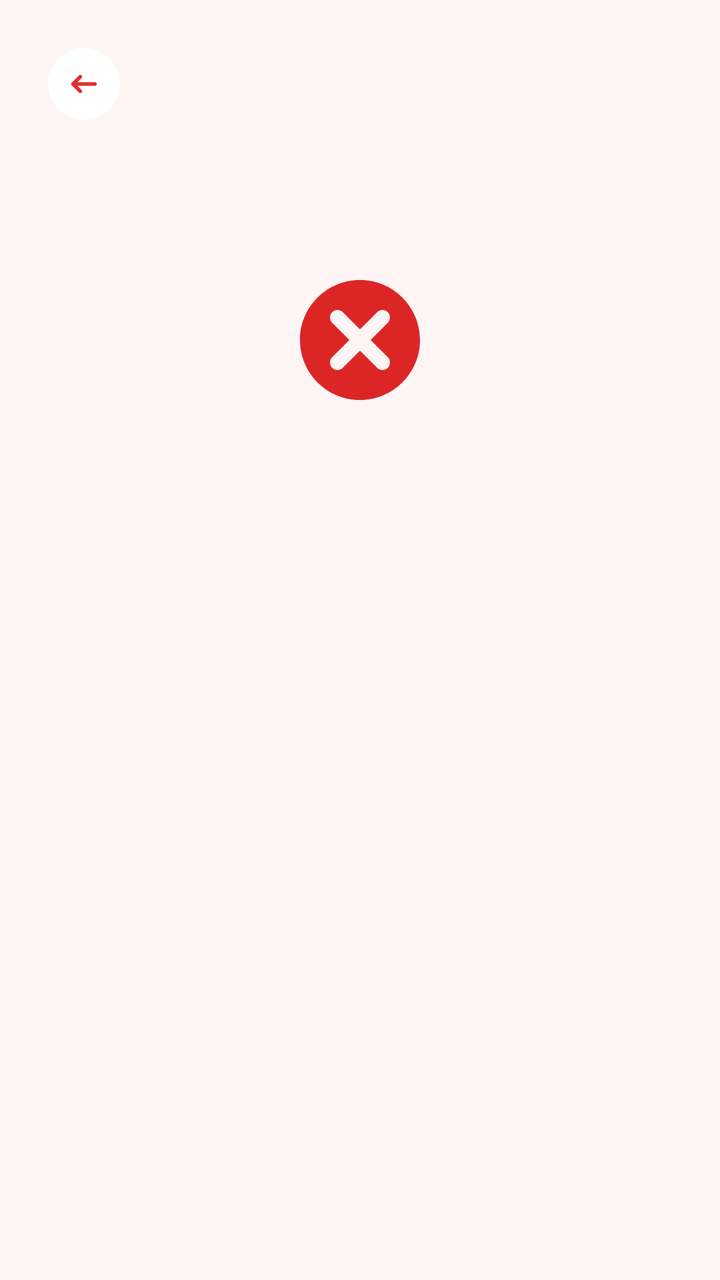
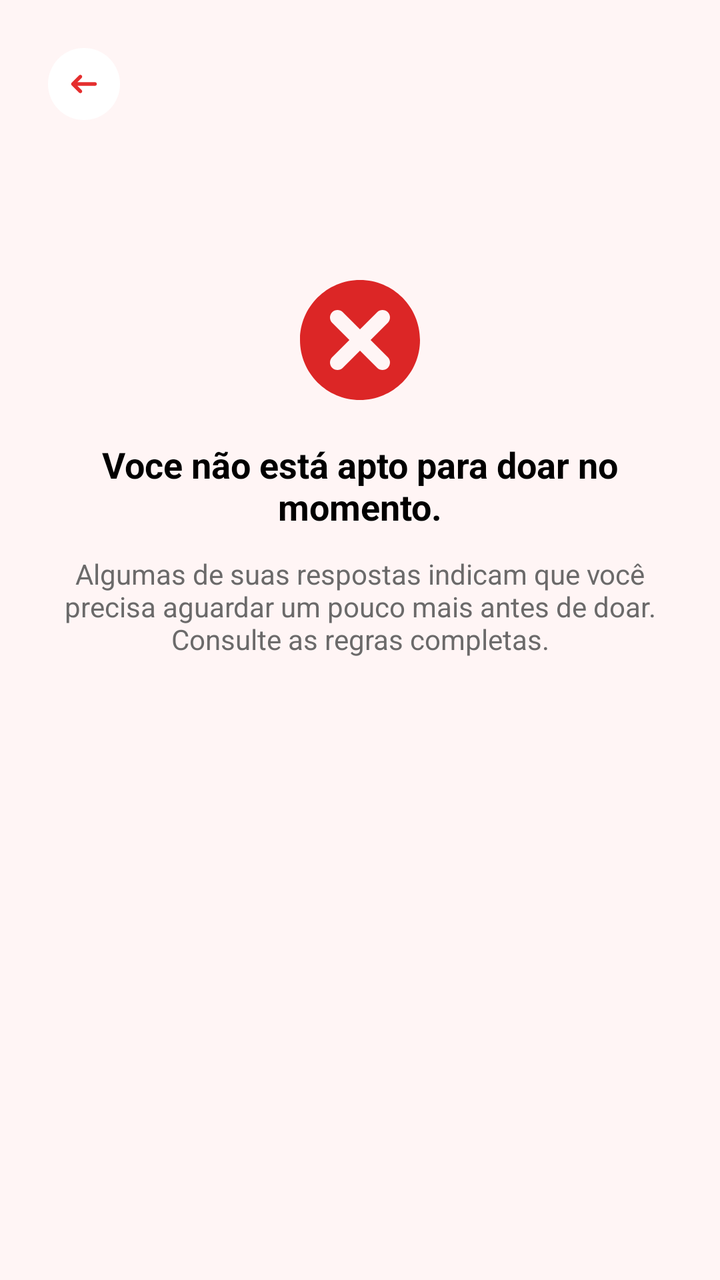

An Android layout rendered at two revisions. The XML below is the earlier revision; the diff shows what the commit changed to produce the second picture.
<!-- AndroidManifest.xml: application theme Theme.Hemo_Conecta -->
<!-- res/layout/fragment_nao_apto.xml -->
<?xml version="1.0" encoding="utf-8"?>
<androidx.constraintlayout.widget.ConstraintLayout
    xmlns:android="http://schemas.android.com/apk/res/android"
    xmlns:app="http://schemas.android.com/apk/res-auto"
    android:layout_width="match_parent"
    android:layout_height="match_parent"
    android:background="@color/background">

    <ScrollView
        android:layout_width="0dp"
        android:layout_height="match_parent"
        android:fillViewport="true"
        app:layout_constraintBottom_toTopOf="parent"
        app:layout_constraintEnd_toEndOf="parent"
        app:layout_constraintHorizontal_bias="0.0"
        app:layout_constraintStart_toStartOf="parent"
        app:layout_constraintTop_toTopOf="parent"
        app:layout_constraintVertical_bias="0.0">

        <LinearLayout

            android:padding="24dp"
            android:layout_width="match_parent"
            android:layout_height="wrap_content"
            android:orientation="vertical">

            
            <LinearLayout
                android:layout_width="match_parent"
                android:layout_height="wrap_content"
                android:gravity="center_vertical"
                android:orientation="horizontal">

                <FrameLayout
                    android:layout_width="36dp"
                    android:layout_height="36dp"
                    android:background="@drawable/bg_icon"
                    android:backgroundTint="@color/white">

                    <ImageView
                        android:layout_width="22dp"
                        android:layout_height="22dp"
                        android:layout_gravity="center"
                        android:contentDescription="Voltar"
                        android:src="@drawable/ic_back" />
                </FrameLayout>

                </LinearLayout>

            <ImageButton
                android:id="@+id/btnFalse"
                android:layout_width="100dp"
                android:layout_height="100dp"
                android:background="?attr/selectableItemBackgroundBorderless"
                android:contentDescription="Voltar"
                android:src="@drawable/false_icon"
                android:layout_marginTop="60dp"
                android:layout_gravity="center"/>

            <TextView
                android:layout_width="match_parent"
                android:layout_height="match_parent"
                android:text=""
                />

        </LinearLayout>
    </ScrollView>
</androidx.constraintlayout.widget.ConstraintLayout>
<!-- resources referenced by this layout -->
<resources>
  <color name="background">#FFF5F5</color>
  <color name="white">#FFFFFF</color>
  <!-- drawable bg_icon (drawable) -->
  <?xml version="1.0" encoding="utf-8"?>
  <shape xmlns:android="http://schemas.android.com/apk/res/android"
      android:shape="oval">
  </shape>
  <!-- drawable false_icon (drawable) -->
  <vector xmlns:android="http://schemas.android.com/apk/res/android" android:height="60dp" android:viewportHeight="16" android:viewportWidth="16" android:width="60dp">
        
      <path android:fillColor="#DC2626" android:fillType="evenOdd" android:pathData="M8,16C12.418,16 16,12.418 16,8C16,3.582 12.418,0 8,0C3.582,0 0,3.582 0,8C0,12.418 3.582,16 8,16ZM4.293,4.293C4.683,3.902 5.317,3.902 5.707,4.293L8,6.586L10.293,4.293C10.683,3.902 11.317,3.902 11.707,4.293C12.098,4.683 12.098,5.317 11.707,5.707L9.414,8L11.707,10.293C12.098,10.683 12.098,11.317 11.707,11.707C11.317,12.098 10.683,12.098 10.293,11.707L8,9.414L5.707,11.707C5.317,12.098 4.683,12.098 4.293,11.707C3.902,11.317 3.902,10.683 4.293,10.293L6.586,8L4.293,5.707C3.902,5.317 3.902,4.683 4.293,4.293Z"/>
      
  </vector>
  <!-- drawable ic_back (drawable) -->
  <vector xmlns:android="http://schemas.android.com/apk/res/android" android:height="30dp" android:viewportHeight="512" android:viewportWidth="512" android:width="30dp">
        
      <path android:fillColor="#FFFFFF" android:pathData="M0,0v512h512V0H0zM469.33,469.33H42.67V42.67h426.67V469.33z"/>
        
      <path android:fillColor="#E52E2E" android:pathData="M110.93,243.24c-0.23,0.3 -0.46,0.6 -0.67,0.91c-0.2,0.3 -0.38,0.62 -0.57,0.93c-0.17,0.28 -0.35,0.56 -0.51,0.86c-0.17,0.32 -0.31,0.65 -0.47,0.97c-0.14,0.31 -0.3,0.61 -0.43,0.92c-0.13,0.31 -0.24,0.64 -0.35,0.96c-0.12,0.34 -0.25,0.67 -0.35,1.01c-0.1,0.32 -0.17,0.65 -0.25,0.97c-0.09,0.35 -0.19,0.7 -0.26,1.05c-0.07,0.38 -0.12,0.75 -0.17,1.13c-0.04,0.31 -0.1,0.62 -0.14,0.93c-0.14,1.4 -0.14,2.81 0,4.21c0.03,0.31 0.09,0.62 0.14,0.93c0.05,0.38 0.1,0.76 0.17,1.13c0.07,0.36 0.17,0.7 0.26,1.05c0.08,0.32 0.15,0.65 0.25,0.97c0.1,0.34 0.23,0.68 0.35,1.01c0.12,0.32 0.22,0.64 0.35,0.96c0.13,0.31 0.28,0.62 0.43,0.92c0.15,0.32 0.3,0.65 0.47,0.97c0.16,0.29 0.34,0.57 0.51,0.86c0.19,0.31 0.36,0.63 0.57,0.93c0.21,0.31 0.44,0.61 0.67,0.91c0.19,0.25 0.37,0.52 0.57,0.76c0.44,0.54 0.9,1.05 1.39,1.54c0.01,0.01 0.01,0.02 0.02,0.02l85.33,85.33c8.33,8.33 21.84,8.33 30.17,0c8.33,-8.33 8.33,-21.84 0,-30.17l-48.92,-48.92H384c11.78,0 21.33,-9.55 21.33,-21.33s-9.55,-21.33 -21.33,-21.33H179.5l48.92,-48.92c8.33,-8.33 8.33,-21.84 0,-30.17s-21.84,-8.33 -30.17,0l-85.33,85.33c-0.01,0.01 -0.01,0.02 -0.02,0.02c-0.49,0.49 -0.95,1 -1.39,1.54C111.3,242.73 111.12,242.99 110.93,243.24z"/>
      
  </vector>
  <style name="Theme.Hemo_Conecta" parent="Base.Theme.Hemo_Conecta" />
  <style name="Base.Theme.Hemo_Conecta" parent="Theme.Material3.DayNight.NoActionBar">
          
          
      </style>
</resources>

<!-- the commit's change to res/layout/fragment_nao_apto.xml (unified diff, before → after) -->
@@ -59,8 +59,22 @@
 
             <TextView
                 android:layout_width="match_parent"
-                android:layout_height="match_parent"
-                android:text=""
+                android:layout_height="wrap_content"
+                android:text="@string/condicao2"
+                android:textColor="@color/black"
+                android:textStyle="bold"
+                android:textSize="18dp"
+                android:textAlignment="center"
+                />
+
+            <TextView
+                android:layout_width="wrap_content"
+                android:layout_height="wrap_content"
+                android:text="@string/ex2"
+                android:textColor="@color/cinza"
+                android:textSize="14dp"
+                android:textAlignment="center"
+                android:layout_marginTop="12dp"
                 />
 
         </LinearLayout>
<!-- resource entries referenced after the edit -->
@@ -1,6 +1,8 @@
 <!-- resources referenced by this layout -->
 <resources>
   <color name="background">#FFF5F5</color>
+  <color name="black">#000000</color>
+  <color name="cinza">#6B6A6A</color>
   <color name="white">#FFFFFF</color>
   <!-- drawable bg_icon (drawable) -->
   <?xml version="1.0" encoding="utf-8"?>
@@ -21,6 +23,8 @@
       <path android:fillColor="#E52E2E" android:pathData="M110.93,243.24c-0.23,0.3 -0.46,0.6 -0.67,0.91c-0.2,0.3 -0.38,0.62 -0.57,0.93c-0.17,0.28 -0.35,0.56 -0.51,0.86c-0.17,0.32 -0.31,0.65 -0.47,0.97c-0.14,0.31 -0.3,0.61 -0.43,0.92c-0.13,0.31 -0.24,0.64 -0.35,0.96c-0.12,0.34 -0.25,0.67 -0.35,1.01c-0.1,0.32 -0.17,0.65 -0.25,0.97c-0.09,0.35 -0.19,0.7 -0.26,1.05c-0.07,0.38 -0.12,0.75 -0.17,1.13c-0.04,0.31 -0.1,0.62 -0.14,0.93c-0.14,1.4 -0.14,2.81 0,4.21c0.03,0.31 0.09,0.62 0.14,0.93c0.05,0.38 0.1,0.76 0.17,1.13c0.07,0.36 0.17,0.7 0.26,1.05c0.08,0.32 0.15,0.65 0.25,0.97c0.1,0.34 0.23,0.68 0.35,1.01c0.12,0.32 0.22,0.64 0.35,0.96c0.13,0.31 0.28,0.62 0.43,0.92c0.15,0.32 0.3,0.65 0.47,0.97c0.16,0.29 0.34,0.57 0.51,0.86c0.19,0.31 0.36,0.63 0.57,0.93c0.21,0.31 0.44,0.61 0.67,0.91c0.19,0.25 0.37,0.52 0.57,0.76c0.44,0.54 0.9,1.05 1.39,1.54c0.01,0.01 0.01,0.02 0.02,0.02l85.33,85.33c8.33,8.33 21.84,8.33 30.17,0c8.33,-8.33 8.33,-21.84 0,-30.17l-48.92,-48.92H384c11.78,0 21.33,-9.55 21.33,-21.33s-9.55,-21.33 -21.33,-21.33H179.5l48.92,-48.92c8.33,-8.33 8.33,-21.84 0,-30.17s-21.84,-8.33 -30.17,0l-85.33,85.33c-0.01,0.01 -0.01,0.02 -0.02,0.02c-0.49,0.49 -0.95,1 -1.39,1.54C111.3,242.73 111.12,242.99 110.93,243.24z"/>
       
   </vector>
+  <string name="condicao2">Voce não está apto para doar no momento.</string>
+  <string name="ex2">Algumas de suas respostas indicam que você precisa aguardar um pouco mais antes de doar. Consulte as regras completas.</string>
   <style name="Theme.Hemo_Conecta" parent="Base.Theme.Hemo_Conecta" />
   <style name="Base.Theme.Hemo_Conecta" parent="Theme.Material3.DayNight.NoActionBar">
           
